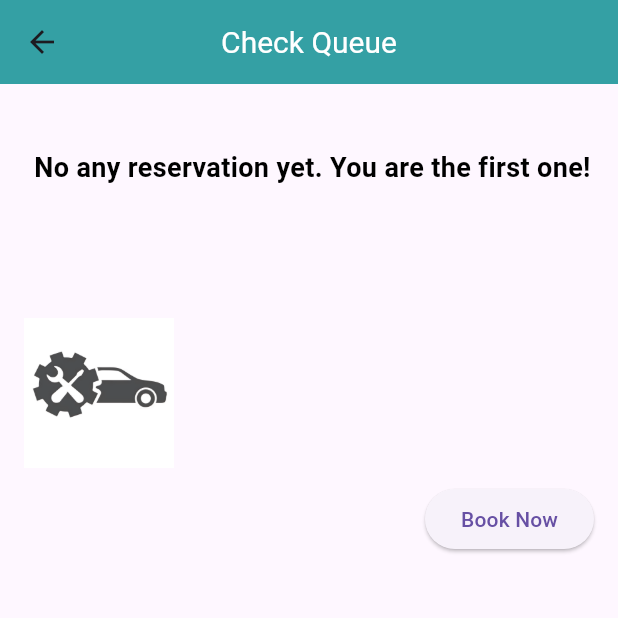
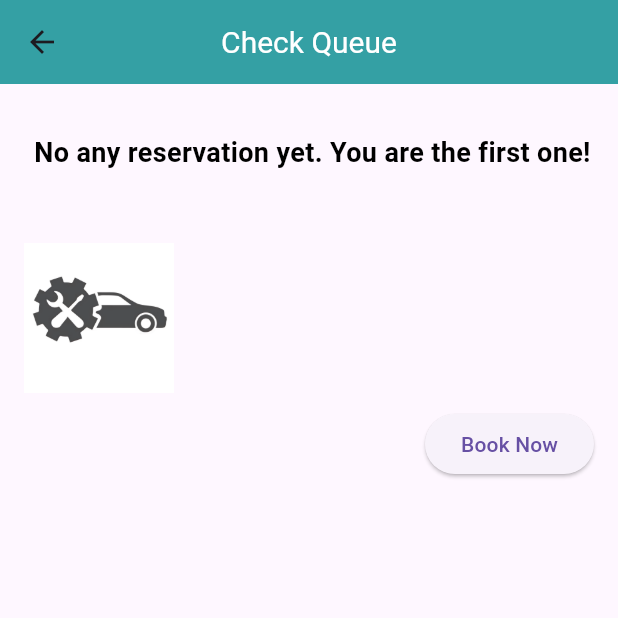
Before and after one commit to PahanKawindu/AutoQ, a Flutter app: the CheckQueue screen opened directly, on a phone screen of 412 x 824 dp, the top half of it. Run offline on Flutter 3.47's test engine with Material 3 defaults, Android fonts, the phone set to English and light mode, and no system bars; our stand-ins replace cloud_firestore, firebase_auth, firebase_core, shared_preferences, smooth_page_indicator, table_calendar; accounts and stored records are empty.

Commit message:
Bug fix
Bug fix in queue.dart file

```diff
--- a/lib/screens/main_features_screens/check_queue.dart
+++ b/lib/screens/main_features_screens/check_queue.dart
@@ -57,6 +57,7 @@ class _CheckQueueState extends State<CheckQueue> {
                     ContentTop(
                       totalPositionsToday: data['totalPositionsToday'] ?? 0,
                       currentServicingPosition: int.tryParse(data['currentServicingPosition']?.toString() ?? '0') ?? 0,
+                      userPosition: (data['userPosition']?.toString() ?? 'Not found'),
                     ),
                     SizedBox(height: 10),
                     ContentMiddle(
--- a/lib/screens/main_features_screens/subscreens/check_queue_content/content_middle.dart
+++ b/lib/screens/main_features_screens/subscreens/check_queue_content/content_middle.dart
@@ -42,7 +42,7 @@ class _ContentMiddleState extends State<ContentMiddle> {
     return Column(
       crossAxisAlignment: CrossAxisAlignment.start,
       children: [
-        SizedBox(height: 50),
+        SizedBox(height: 20),
         widget.totalPositionsToday != 0
             ? Column(
           crossAxisAlignment: CrossAxisAlignment.start,
--- a/lib/screens/main_features_screens/subscreens/check_queue_content/content_top.dart
+++ b/lib/screens/main_features_screens/subscreens/check_queue_content/content_top.dart
@@ -3,19 +3,23 @@ import 'package:flutter/material.dart';
 class ContentTop extends StatelessWidget {
   final int totalPositionsToday;
   final int currentServicingPosition;
+  final String userPosition;
 
   const ContentTop({
     Key? key,
     required this.totalPositionsToday,
     required this.currentServicingPosition,
+    required this.userPosition,
   }) : super(key: key);
 
   @override
   Widget build(BuildContext context) {
-    return Row(
+    return Column(
+      children: [
+        Row(
           mainAxisAlignment: MainAxisAlignment.spaceAround, // Justify content horizontally
           children: [
-        SizedBox(height: 80),
+            SizedBox(height: 60),
             // Display 'Current Queue' only if totalPositionsToday is not 0
             if (totalPositionsToday != 0)
               Text(
@@ -53,6 +57,21 @@ class ContentTop extends StatelessWidget {
               ),
             ),
           ],
+        ),
+        // Display userPosition below the current queue
+        if (totalPositionsToday != 0)
+          Padding(
+            padding: const EdgeInsets.only(top: 15.0),
+            child: Text(
+              'Your Position: $userPosition',
+              style: TextStyle(
+                fontSize: 18,
+                fontWeight: FontWeight.bold,
+                color: Colors.black,
+              ),
+            ),
+          ),
+      ],
     );
   }
 }
```
Also changed, not shown: lib/controller/Helper_models/queue.dart (+66 -32 lines), lib/controller/update_queue_status_admin.dart (+14 -4 lines). Lines whose indentation alone changed are shown as unchanged.
